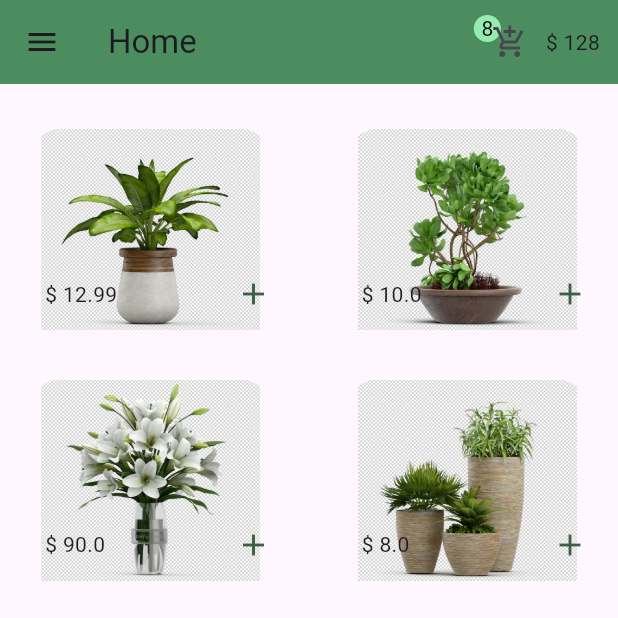
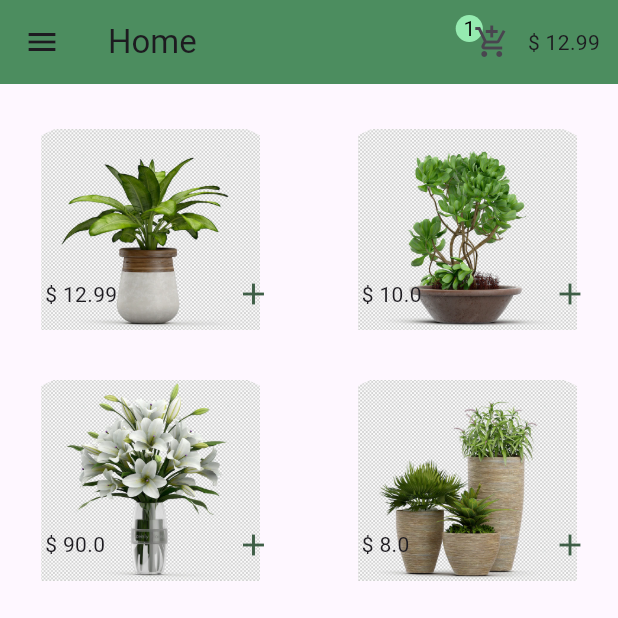
Before and after one commit to chadijawad/mini_ecommerce_app, a Flutter app: the screen it shows after launch, after a tap on the "add" icon, on a phone screen of 412 x 824 dp, the top half of it. Run offline on Flutter 3.47's test engine with Material 3 defaults, Android fonts, the phone set to English and light mode, and no system bars.

Commit message:
some state manegment

```diff
--- a/lib/main.dart
+++ b/lib/main.dart
@@ -1,8 +1,7 @@
 import 'package:flutter/material.dart';
-import 'package:mini_ecommerce_app/pages/details.dart';
 import 'package:mini_ecommerce_app/pages/home.dart';
-import 'package:mini_ecommerce_app/pages/login.dart';
-import 'package:mini_ecommerce_app/pages/register.dart';
+import 'package:mini_ecommerce_app/provider/cart.dart';
+import 'package:provider/provider.dart';
 
 void main() {
   runApp(const MyApp());
@@ -14,9 +13,14 @@ class MyApp extends StatelessWidget {
   // This widget is the root of your application.
   @override
   Widget build(BuildContext context) {
-    return const MaterialApp(
-      debugShowCheckedModeBanner: false,
-      home: Home(),
+    return ChangeNotifierProvider(
+      create: (context) {
+        return Cart();
+      },
+      child: const MaterialApp(
+        debugShowCheckedModeBanner: false,
+        home: Home(),
+      ),
     );
   }
 }
--- a/lib/pages/home.dart
+++ b/lib/pages/home.dart
@@ -2,6 +2,8 @@ import 'package:flutter/material.dart';
 import 'package:mini_ecommerce_app/classes/items.dart';
 import 'package:mini_ecommerce_app/constant/colors.dart';
 import 'package:mini_ecommerce_app/pages/details.dart';
+import 'package:mini_ecommerce_app/provider/cart.dart';
+import 'package:provider/provider.dart';
 
 class Home extends StatefulWidget {
   const Home({super.key});
@@ -28,10 +30,14 @@ class _HomeState extends State<Home> {
                 return GridTile(
                   footer: GridTileBar(
                     // backgroundColor: const Color.fromARGB(66, 73, 127, 110),
-                    trailing: IconButton(
+                    trailing: Consumer<Cart>(builder: (context, cart, child) {
+                      return IconButton(
                           color: const Color.fromARGB(255, 62, 94, 70),
-                        onPressed: () {},
-                        icon: const Icon(Icons.add)),
+                          onPressed: () {
+                            cart.addToCart(items[index]);
+                          },
+                          icon: const Icon(Icons.add));
+                    }),
                     leading: Container(
                       margin: const EdgeInsets.only(left: 22),
                       child: Text("\$ ${items[index].price.toString()}"),
@@ -120,7 +126,9 @@ class _HomeState extends State<Home> {
           backgroundColor: appbarGreen,
           title: const Text("Home"),
           actions: [
-            Row(
+            Consumer<Cart>(
+              builder: (context, cart, child) {
+                return Row(
                   children: [
                     Stack(
                       children: [
@@ -129,9 +137,10 @@ class _HomeState extends State<Home> {
                           decoration: const BoxDecoration(
                               color: Color.fromARGB(211, 164, 255, 193),
                               shape: BoxShape.circle),
-                      child: const Text(
-                        "8",
-                        style: TextStyle(color: Color.fromARGB(255, 0, 0, 0)),
+                          child: Text(
+                            "${cart.selectedItems.length}",
+                            style: const TextStyle(
+                                color: Color.fromARGB(255, 0, 0, 0)),
                           ),
                         ),
                         IconButton(
@@ -140,12 +149,14 @@ class _HomeState extends State<Home> {
                         ),
                       ],
                     ),
-                const Padding(
-                  padding: EdgeInsets.only(right: 12),
-                  child: Text("\$ 128"),
+                     Padding(
+                      padding: const EdgeInsets.only(right: 12),
+                      child: Text("\$ ${cart.price}"),
                     )
                   ],
-            )
+                );
+              },
+            ),
           ],
         ),
       ),
--- /dev/null
+++ b/lib/provider/cart.dart
@@ -0,0 +1,12 @@
+import 'package:flutter/material.dart';
+import 'package:mini_ecommerce_app/classes/items.dart';
+
+class Cart with ChangeNotifier {
+  double price = 0;
+  List<Item> selectedItems = [];
+  void addToCart(Item product) {
+    selectedItems.add(product);
+    price += product.price;
+    notifyListeners();
+  }
+}
--- a/pubspec.yaml
+++ b/pubspec.yaml
@@ -35,6 +35,7 @@ dependencies:
   # The following adds the Cupertino Icons font to your application.
   # Use with the CupertinoIcons class for iOS style icons.
   cupertino_icons: ^1.0.2
+  provider: ^6.1.1
 
 dev_dependencies:
   flutter_test:
```
Also changed, not shown: pubspec.lock. Lines whose indentation alone changed are shown as unchanged.
